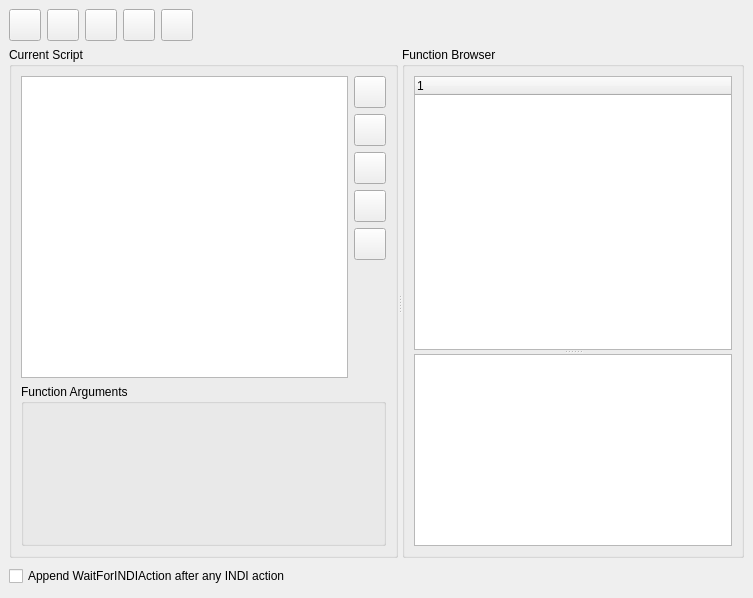
Above: kstars/tools/scriptbuilder.ui from KDE/kstars before the change. Below: the same form after it.
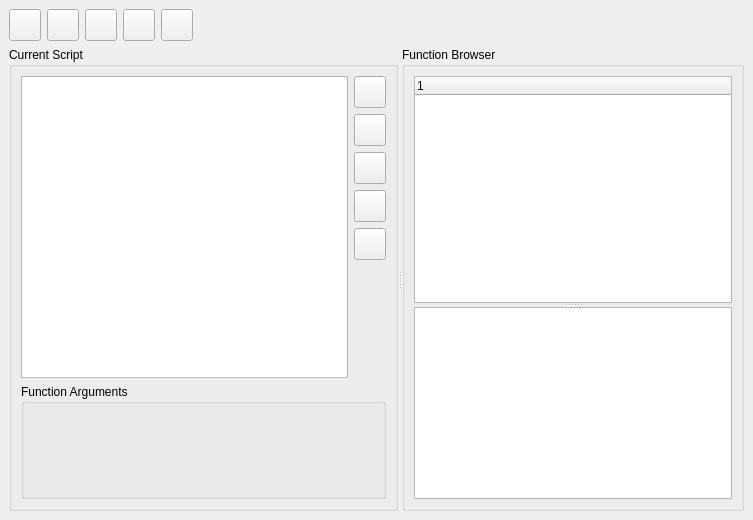
That is the form after the change.

Commit message:
Script Builder is working with DBus, I haven't tested everything, but it can write and read DBus based scripts. I disabled all INDI scripting for KDE 4.0 since I need to work on a more serious scheduling framework for KDE 4.1. While I can test the script from the script builder GUI, there seems to be a problem with 'run script' from the file menu, so I need to investigate this further.
CCMAIL:kstars-devel@kde.org

```diff
--- a/kstars/tools/scriptbuilder.ui
+++ b/kstars/tools/scriptbuilder.ui
@@ -6,7 +6,7 @@
     <x>0</x>
     <y>0</y>
     <width>753</width>
-    <height>598</height>
+    <height>520</height>
    </rect>
   </property>
   <layout class="QVBoxLayout" >
@@ -403,9 +403,7 @@
          </property>
          <widget class="QTreeWidget" name="FunctionTree" >
           <property name="sizePolicy" >
-           <sizepolicy>
-            <hsizetype>7</hsizetype>
-            <vsizetype>7</vsizetype>
+           <sizepolicy vsizetype="Expanding" hsizetype="Expanding" >
             <horstretch>0</horstretch>
             <verstretch>5</verstretch>
            </sizepolicy>
@@ -413,12 +411,15 @@
           <property name="rootIsDecorated" >
            <bool>true</bool>
           </property>
+          <column>
+           <property name="text" >
+            <string>1</string>
+           </property>
+          </column>
          </widget>
          <widget class="QTextEdit" name="FuncDoc" >
           <property name="sizePolicy" >
-           <sizepolicy>
-            <hsizetype>7</hsizetype>
-            <vsizetype>7</vsizetype>
+           <sizepolicy vsizetype="Expanding" hsizetype="Expanding" >
             <horstretch>0</horstretch>
             <verstretch>0</verstretch>
            </sizepolicy>
@@ -436,42 +437,6 @@
      </widget>
     </widget>
    </item>
-   <item>
-    <layout class="QHBoxLayout" >
-     <property name="margin" >
-      <number>0</number>
-     </property>
-     <property name="spacing" >
-      <number>6</number>
-     </property>
-     <item>
-      <widget class="QCheckBox" name="AppendINDIWait" >
-       <property name="text" >
-        <string>Append WaitForINDIAction after any INDI action</string>
-       </property>
-       <property name="checked" >
-        <bool>false</bool>
-       </property>
-      </widget>
-     </item>
-     <item>
-      <spacer>
-       <property name="orientation" >
-        <enum>Qt::Horizontal</enum>
-       </property>
-       <property name="sizeType" >
-        <enum>QSizePolicy::Expanding</enum>
-       </property>
-       <property name="sizeHint" >
-        <size>
-         <width>406</width>
-         <height>25</height>
-        </size>
-       </property>
-      </spacer>
-     </item>
-    </layout>
-   </item>
   </layout>
  </widget>
  <resources/>
```
Left out of the diff: 125 changed lines with no effect on the pictures. The commit also changes 11 other files.
